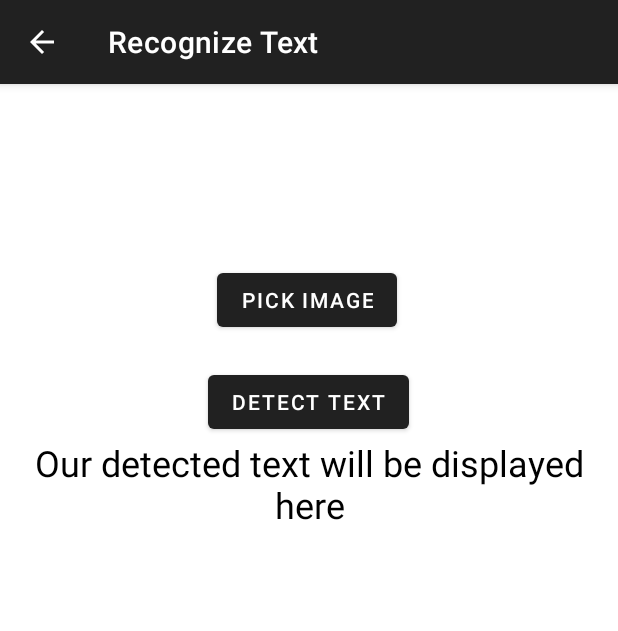
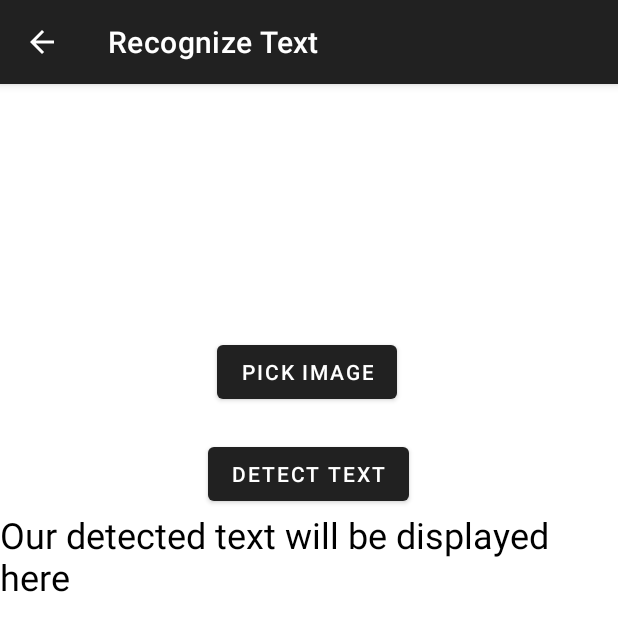
Before and after one commit to KelvinYu223/android_text_recognition_with_chatgpt, an Android app: the MainActivity screen opened directly, with no data from a screen before it, on a phone screen of 412 x 824 dp. Shown: the top 631 px of the screen. Run offline under Robolectric (Android 15) with nearby library versions, the phone set to English and light mode, and no system bars; libraries missing offline, so code that uses them is left out: com.github.dhaval2404.imagepicker, com.google.mlkit.vision.

Commit message:
adjusted layout of detected text

```diff
--- a/app/src/main/res/layout/main_activity.xml
+++ b/app/src/main/res/layout/main_activity.xml
@@ -11,6 +11,7 @@
         <ScrollView
             android:layout_width="match_parent"
             android:layout_height="match_parent">
+
                 <androidx.constraintlayout.widget.ConstraintLayout
                     android:layout_width="match_parent"
                     android:layout_height="match_parent">
@@ -28,7 +29,7 @@
                             android:id="@+id/pickImage"
                             android:layout_width="wrap_content"
                             android:layout_height="wrap_content"
-                            android:layout_marginTop="36dp"
+                            android:layout_marginTop="84dp"
                             android:text="Pick Image"
                             app:layout_constraintEnd_toEndOf="@+id/button_detect"
                             app:layout_constraintHorizontal_bias="0.428"
@@ -51,15 +52,12 @@
                             android:layout_width="wrap_content"
                             android:layout_height="wrap_content"
                             android:text="Our detected text will be displayed here"
-                            android:textAlignment="center"
                             android:textColor="#000"
                             android:textSize="24sp"
                             app:layout_constraintBottom_toBottomOf="parent"
-                            app:layout_constraintHorizontal_bias="0.0"
-                            app:layout_constraintLeft_toLeftOf="parent"
-                            app:layout_constraintRight_toRightOf="parent"
+                            app:layout_constraintStart_toStartOf="parent"
                             app:layout_constraintTop_toBottomOf="@+id/button_detect"
-                            app:layout_constraintVertical_bias="0.199" />
+                            app:layout_constraintVertical_bias="1.0" />
                 </androidx.constraintlayout.widget.ConstraintLayout>
         </ScrollView>
 </androidx.constraintlayout.widget.ConstraintLayout>
```
